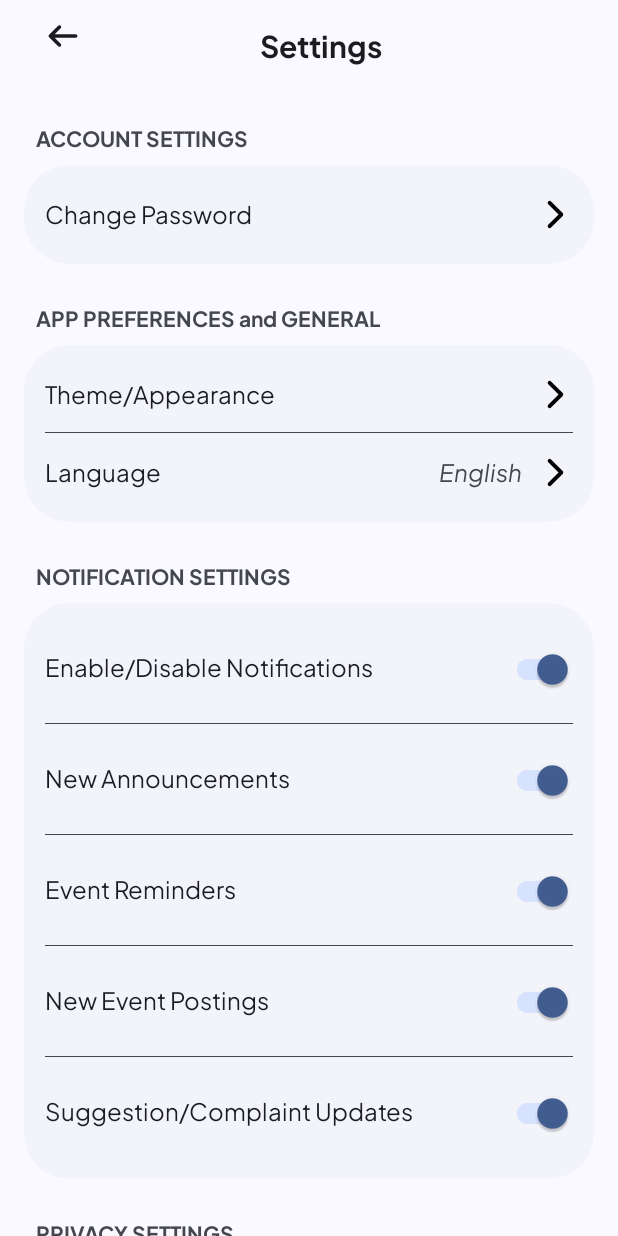
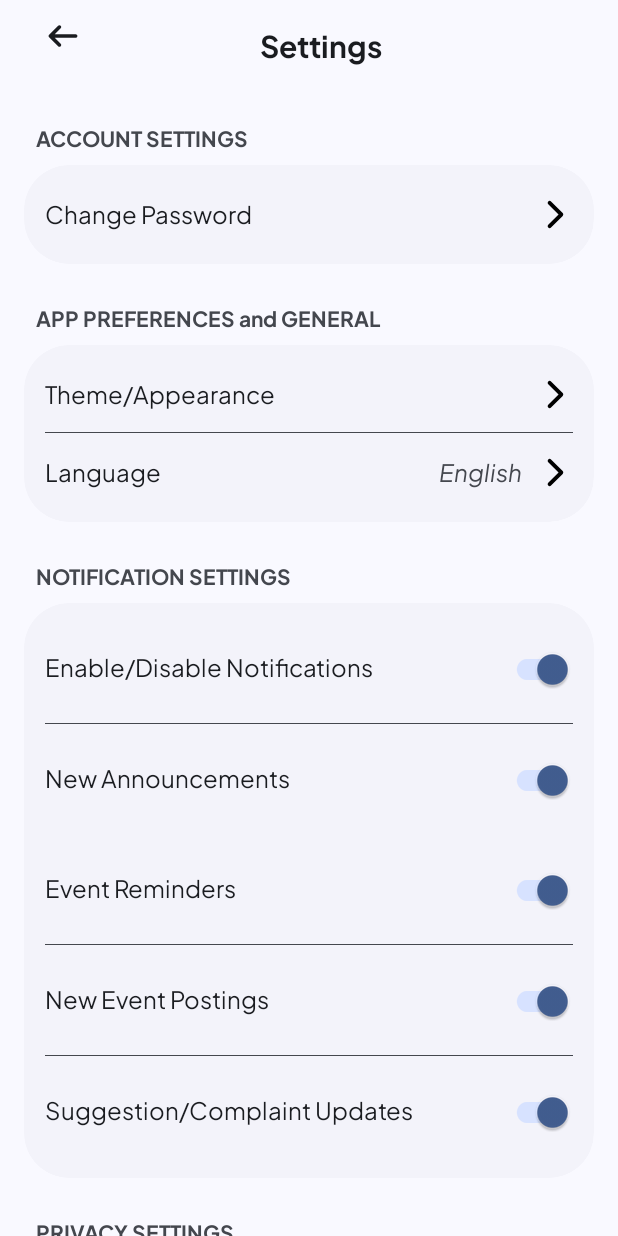
Before and after one commit to M-Skilla/campus, an Android app: the SettingsActivity screen opened directly, with no data from a screen before it, on a phone screen of 412 x 824 dp. Run offline under Robolectric (Android 15) with nearby library versions, the phone set to English and light mode, and no system bars.

Commit message:
Refactor SettingsActivity and layouts
- Update text in `fragment_change_password.xml`
- Modify `activity_settings.xml`:
    - Change back button from `ImageButton` to `MaterialButton`
    - Increase `CardView` corner radius
    - Remove "Manage Devices", "Data Policy", "Help & Support" and most "About" section items
- Update `SettingsActivity.java`:
    - Change back button type to `MaterialButton`
    - Remove listeners for deleted items

```diff
--- a/app/src/main/res/layout/activity_settings.xml
+++ b/app/src/main/res/layout/activity_settings.xml
@@ -285,10 +285,6 @@
                                 android:layout_height="wrap_content"
                                 android:checked="true" />
                         </LinearLayout>
-                        <View
-                            android:layout_width="match_parent"
-                            android:layout_height="0.1dp"
-                            android:background="?attr/colorOnSurfaceVariant" />
                         <LinearLayout
                             android:id="@+id/item_event_reminders"
                             android:layout_width="match_parent"
@@ -396,7 +392,7 @@
                             android:layout_width="match_parent"
                             android:layout_height="wrap_content"
                             android:orientation="horizontal"
-                            android:paddingVertical="12dp">
+                            android:paddingVertical="4dp">
                             <TextView
                                 android:layout_width="0dp"
                                 android:layout_height="wrap_content"
```
